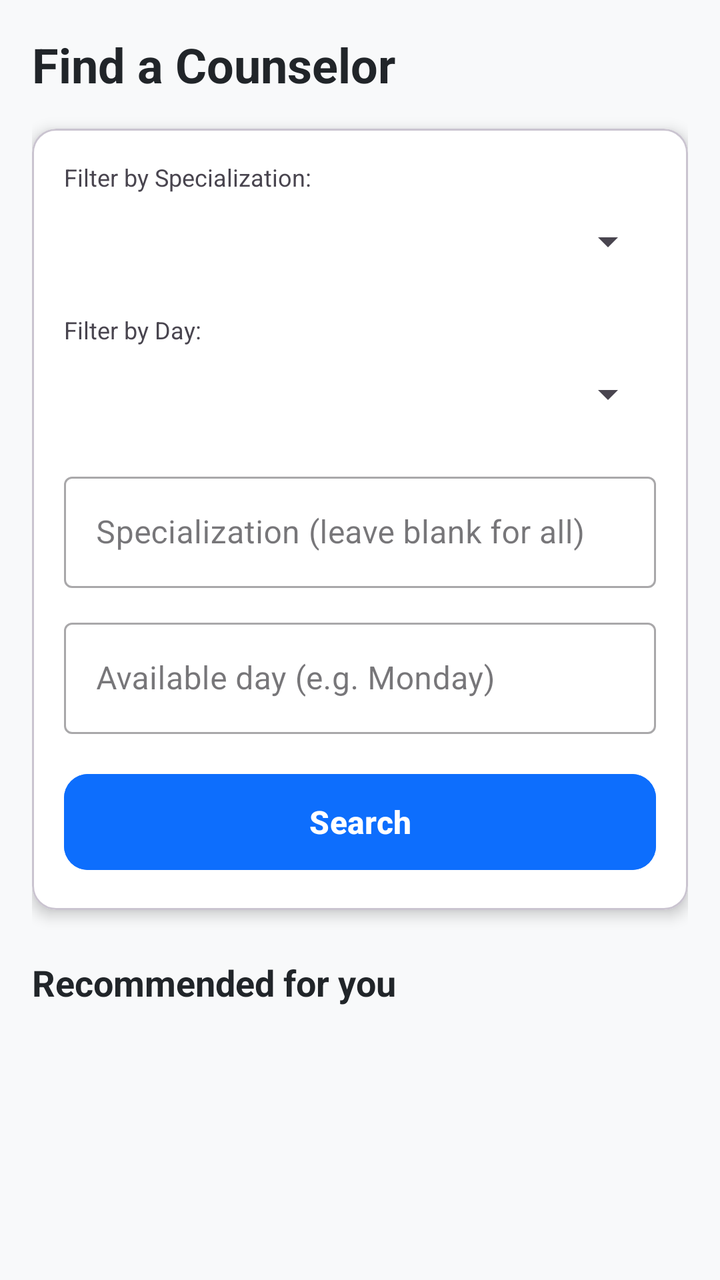
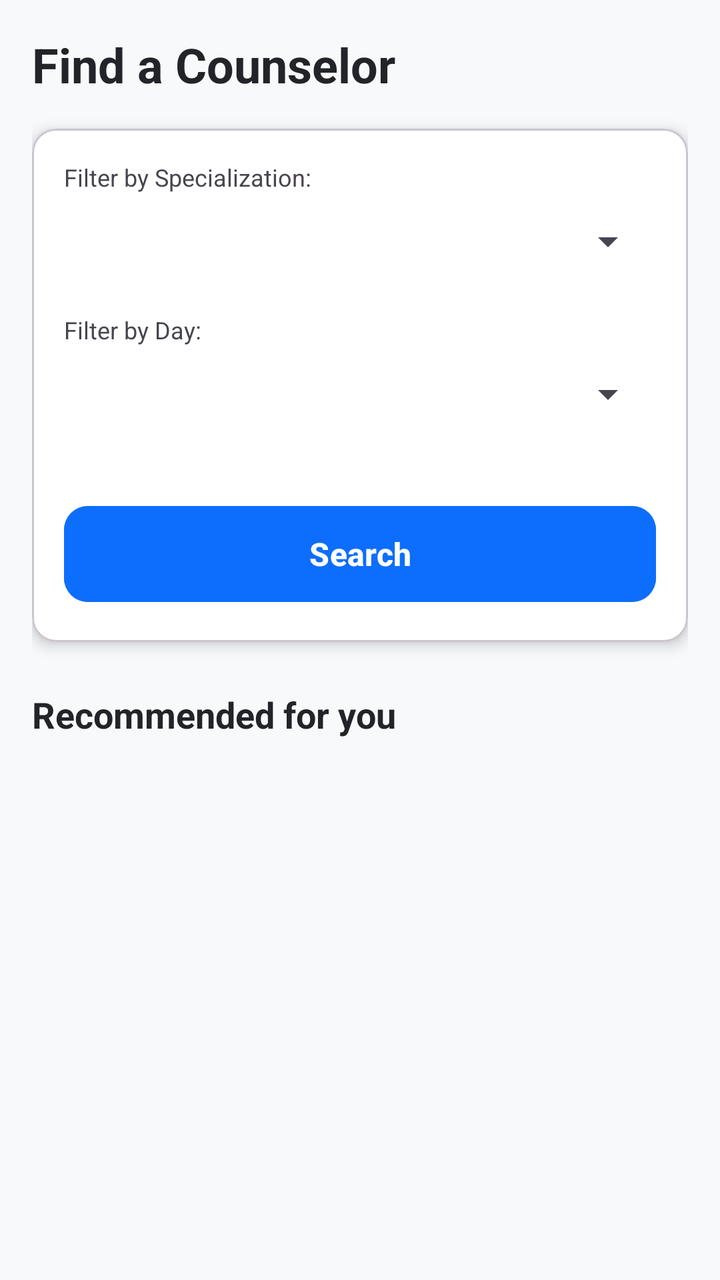

Compare the two renders of this Android layout. The source of the first and the diff that turns it into the second are given below.
<!-- AndroidManifest.xml: application theme Theme.CounsellingApp -->
<!-- res/layout/activity_counselor_search.xml -->
<?xml version="1.0" encoding="utf-8"?>
<LinearLayout xmlns:android="http://schemas.android.com/apk/res/android"
    xmlns:app="http://schemas.android.com/apk/res-auto"
    android:layout_width="match_parent"
    android:layout_height="match_parent"
    android:orientation="vertical"
    android:padding="16dp"
    android:background="#F8F9FA">

    <TextView
        android:layout_width="wrap_content"
        android:layout_height="wrap_content"
        android:text="Find a Counselor"
        android:textSize="24sp"
        android:textStyle="bold"
        android:textColor="#212529"
        android:layout_marginBottom="16dp" />

    
    <com.google.android.material.card.MaterialCardView
        android:layout_width="match_parent"
        android:layout_height="wrap_content"
        android:layout_marginBottom="24dp"
        app:cardCornerRadius="12dp"
        app:cardElevation="4dp"
        app:cardBackgroundColor="@android:color/white">

        <LinearLayout
            android:layout_width="match_parent"
            android:layout_height="wrap_content"
            android:orientation="vertical"
            android:padding="16dp">

    <TextView
        android:layout_width="wrap_content"
        android:layout_height="wrap_content"
        android:text="Filter by Specialization:"
        android:textSize="12sp" />

    <Spinner
        android:id="@+id/spSearchSpec"
        android:layout_width="match_parent"
        android:layout_height="wrap_content"
        android:minHeight="48dp"
        android:layout_marginBottom="12dp" />

    <TextView
        android:layout_width="wrap_content"
        android:layout_height="wrap_content"
        android:text="Filter by Day:"
        android:textSize="12sp" />

    <Spinner
        android:id="@+id/spSearchDay"
        android:layout_width="match_parent"
        android:layout_height="wrap_content"
        android:minHeight="48dp"
        android:layout_marginBottom="12dp" />


            <com.google.android.material.textfield.TextInputLayout
                style="@style/Widget.MaterialComponents.TextInputLayout.OutlinedBox"
                android:layout_width="match_parent"
                android:layout_height="wrap_content"
                android:hint="Specialization (leave blank for all)">

                <com.google.android.material.textfield.TextInputEditText
                    android:id="@+id/etSpecialization"
                    android:layout_width="match_parent"
                    android:layout_height="wrap_content"
                    android:inputType="text" />
            </com.google.android.material.textfield.TextInputLayout>

            <com.google.android.material.textfield.TextInputLayout
                style="@style/Widget.MaterialComponents.TextInputLayout.OutlinedBox"
                android:layout_width="match_parent"
                android:layout_height="wrap_content"
                android:layout_marginTop="12dp"
                android:hint="Available day (e.g. Monday)">

                <com.google.android.material.textfield.TextInputEditText
                    android:id="@+id/etDay"
                    android:layout_width="match_parent"
                    android:layout_height="wrap_content"
                    android:inputType="text" />
            </com.google.android.material.textfield.TextInputLayout>

            <com.google.android.material.button.MaterialButton
                android:id="@+id/btnSearch"
                android:layout_width="match_parent"
                android:layout_height="56dp"
                android:layout_marginTop="16dp"
                android:text="Search"
                android:textAllCaps="false"
                android:textSize="16sp"
                android:textStyle="bold"
                app:cornerRadius="12dp"
                android:backgroundTint="#0D6EFD" />

        </LinearLayout>
    </com.google.android.material.card.MaterialCardView>

    
    <TextView
        android:layout_width="wrap_content"
        android:layout_height="wrap_content"
        android:text="Recommended for you"
        android:textSize="18sp"
        android:textStyle="bold"
        android:textColor="#212529"
        android:layout_marginBottom="12dp" />

    <androidx.recyclerview.widget.RecyclerView
        android:id="@+id/rvCounselors"
        android:layout_width="match_parent"
        android:layout_height="0dp"
        android:layout_weight="1"
        android:clipToPadding="false"
        android:paddingBottom="16dp" />

</LinearLayout>
<!-- resources referenced by this layout -->
<resources>
  <style name="Theme.CounsellingApp" parent="Base.Theme.CounsellingApp" />
  <style name="Base.Theme.CounsellingApp" parent="Theme.Material3.DayNight.NoActionBar">
          
          
      </style>
</resources>

<!-- the commit's change to res/layout/activity_counselor_search.xml (unified diff, before → after) -->
@@ -58,33 +58,6 @@
         android:layout_marginBottom="12dp" />
 
 
-            <com.google.android.material.textfield.TextInputLayout
-                style="@style/Widget.MaterialComponents.TextInputLayout.OutlinedBox"
-                android:layout_width="match_parent"
-                android:layout_height="wrap_content"
-                android:hint="Specialization (leave blank for all)">
-
-                <com.google.android.material.textfield.TextInputEditText
-                    android:id="@+id/etSpecialization"
-                    android:layout_width="match_parent"
-                    android:layout_height="wrap_content"
-                    android:inputType="text" />
-            </com.google.android.material.textfield.TextInputLayout>
-
-            <com.google.android.material.textfield.TextInputLayout
-                style="@style/Widget.MaterialComponents.TextInputLayout.OutlinedBox"
-                android:layout_width="match_parent"
-                android:layout_height="wrap_content"
-                android:layout_marginTop="12dp"
-                android:hint="Available day (e.g. Monday)">
-
-                <com.google.android.material.textfield.TextInputEditText
-                    android:id="@+id/etDay"
-                    android:layout_width="match_parent"
-                    android:layout_height="wrap_content"
-                    android:inputType="text" />
-            </com.google.android.material.textfield.TextInputLayout>
-
             <com.google.android.material.button.MaterialButton
                 android:id="@+id/btnSearch"
                 android:layout_width="match_parent"
